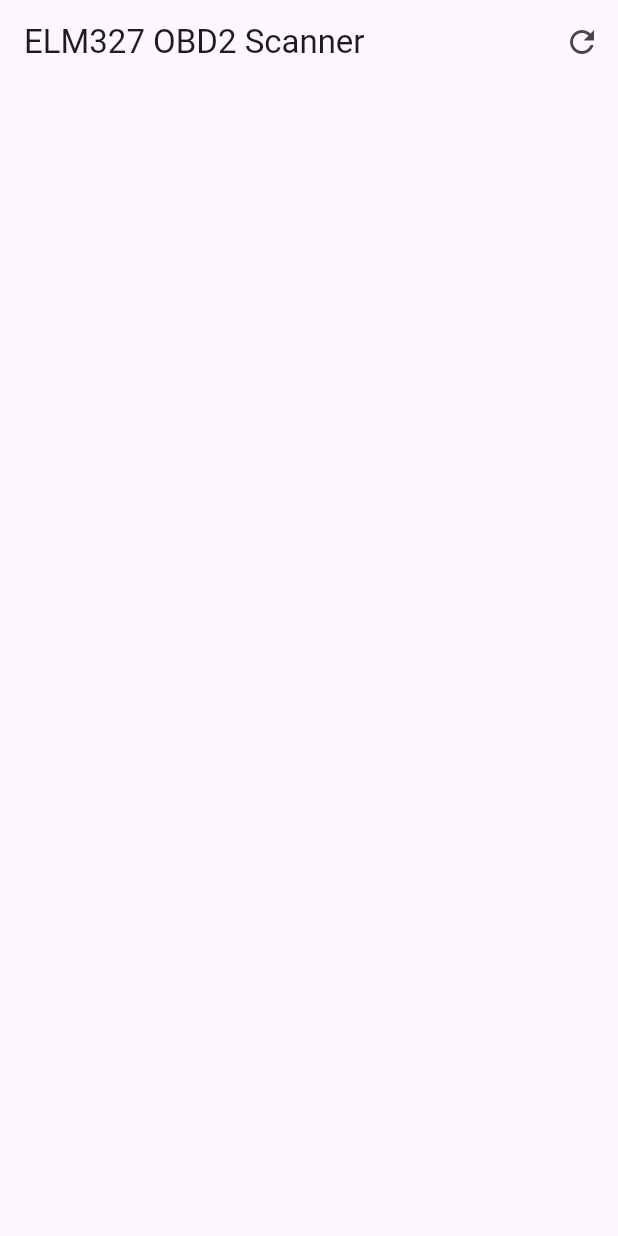
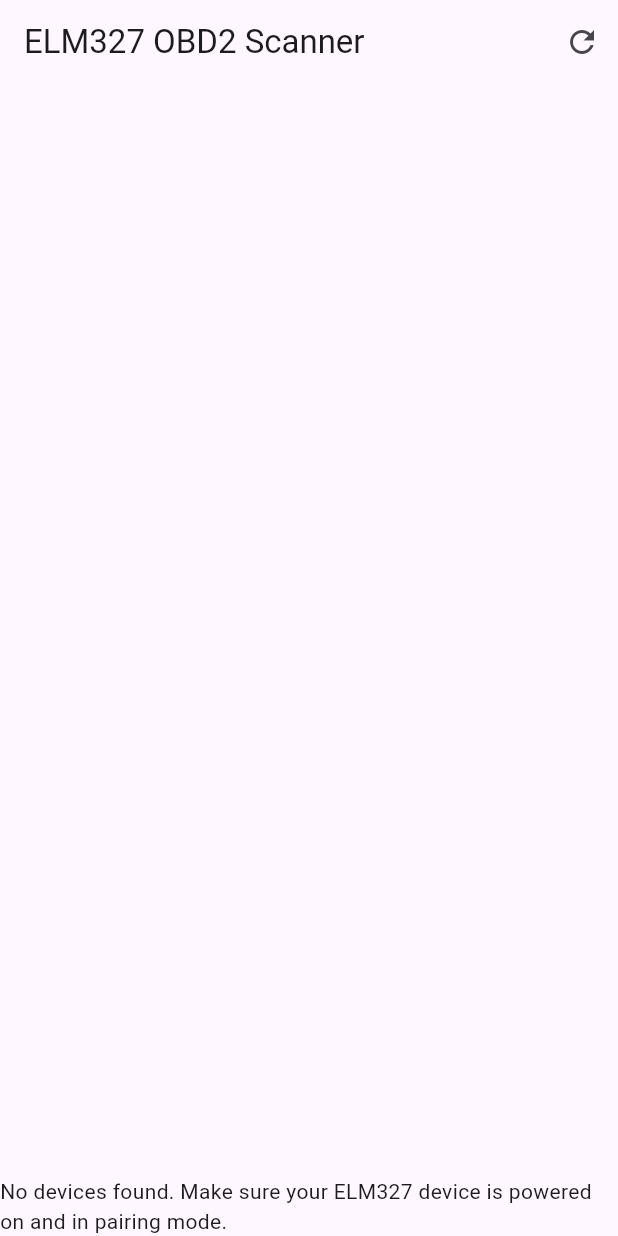
Before and after one commit to could-ai/019a2319-fa00-7466-81f4-41b0a451a5cd, a Flutter app: the screen it shows after launch, on a phone screen of 412 x 824 dp. Run offline on Flutter 3.47's test engine with Material 3 defaults, Android fonts, the phone set to English and light mode, and no system bars; our stand-ins replace flutter_blue_plus.

Commit message:
Added Bluetooth permissions to Info.plist for iOS, including NSBluetoothAlwaysUsageDescription and NSBluetoothPeripheralUsageDescription to allow the app to access Bluetooth for connecting to ELM327 devices. This resolves permission-related crashes that could cause a white screen.; Enhanced the app with proper error handling and Bluetooth state checking. Added _checkBluetoothState to monitor adapter state and display error messages if Bluetooth is off. Wrapped scan and connection operations in try-catch blocks to prevent crashes. Added an error UI that shows when Bluetooth is disabled or errors occur, preventing the white screen. Also added a retry button and improved user feedback for when no devices are found.

```diff
--- a/usr/lib/main.dart
+++ b/usr/lib/main.dart
@@ -41,6 +41,7 @@ class _MyHomePageState extends State<MyHomePage> {
   String _dtcData = "N/A";
   bool _isScanning = false;
   bool _isConnected = false;
+  String _errorMessage = "";
 
   // Server URL to send data to
   final String _serverUrl = "YOUR_SERVER_URL_HERE"; // TODO: Replace with your server URL
@@ -48,7 +49,7 @@ class _MyHomePageState extends State<MyHomePage> {
   @override
   void initState() {
     super.initState();
-    _startScan();
+    _checkBluetoothState();
   }
 
   @override
@@ -57,11 +58,28 @@ class _MyHomePageState extends State<MyHomePage> {
     super.dispose();
   }
 
+  void _checkBluetoothState() {
+    FlutterBluePlus.adapterState.listen((state) {
+      if (state == BluetoothAdapterState.on) {
+        setState(() {
+          _errorMessage = "";
+        });
+      } else {
+        setState(() {
+          _errorMessage = "Bluetooth is turned off. Please enable Bluetooth to use this app.";
+        });
+      }
+    });
+  }
+
   void _startScan() {
+    if (_errorMessage.isNotEmpty) return;
     setState(() {
       _isScanning = true;
       _scanResults = [];
+      _errorMessage = "";
     });
+    try {
       FlutterBluePlus.startScan(timeout: const Duration(seconds: 5));
       FlutterBluePlus.scanResults.listen((results) {
         setState(() {
@@ -76,13 +94,21 @@ class _MyHomePageState extends State<MyHomePage> {
           _isScanning = false;
         });
       });
+    } catch (e) {
+      setState(() {
+        _isScanning = false;
+        _errorMessage = "Error starting scan: $e";
+      });
+    }
   }
 
   Future<void> _connectToDevice(BluetoothDevice device) async {
+    try {
       await device.connect();
       setState(() {
         _connectedDevice = device;
         _isConnected = true;
+        _errorMessage = "";
       });
 
       List<BluetoothService> services = await device.discoverServices();
@@ -117,9 +143,15 @@ class _MyHomePageState extends State<MyHomePage> {
           _sendDataToServer("raw_response", response);
         });
       }
+    } catch (e) {
+      setState(() {
+        _errorMessage = "Error connecting to device: $e";
+      });
+    }
   }
 
   Future<void> _disconnectFromDevice() async {
+    try {
       if (_connectedDevice != null) {
         await _connectedDevice!.disconnect();
         setState(() {
@@ -127,14 +159,26 @@ class _MyHomePageState extends State<MyHomePage> {
           _isConnected = false;
           _realTimeData = "N/A";
           _dtcData = "N/A";
+          _errorMessage = "";
+        });
+      }
+    } catch (e) {
+      setState(() {
+        _errorMessage = "Error disconnecting: $e";
       });
     }
   }
 
   Future<void> _sendCommand(String command) async {
     if (_writeCharacteristic != null) {
+      try {
         List<int> bytes = utf8.encode('$command\r\n');
         await _writeCharacteristic!.write(bytes);
+      } catch (e) {
+        setState(() {
+          _errorMessage = "Error sending command: $e";
+        });
+      }
     }
   }
 
@@ -198,6 +242,26 @@ class _MyHomePageState extends State<MyHomePage> {
   }
 
   Widget _buildBody() {
+    if (_errorMessage.isNotEmpty) {
+      return Center(
+        child: Padding(
+          padding: const EdgeInsets.all(16.0),
+          child: Column(
+            mainAxisAlignment: MainAxisAlignment.center,
+            children: [
+              const Icon(Icons.error, size: 64, color: Colors.red),
+              const SizedBox(height: 16),
+              Text(_errorMessage, textAlign: TextAlign.center, style: const TextStyle(fontSize: 16)),
+              const SizedBox(height: 16),
+              ElevatedButton(
+                onPressed: _startScan,
+                child: const Text('Retry'),
+              ),
+            ],
+          ),
+        ),
+      );
+    }
     if (_isConnected) {
       return _buildConnectedView();
     } else {
@@ -222,6 +286,10 @@ class _MyHomePageState extends State<MyHomePage> {
             },
           ),
         ),
+        if (_scanResults.isEmpty && !_isScanning)
+          const Center(
+            child: Text("No devices found. Make sure your ELM327 device is powered on and in pairing mode."),
+          )
       ],
     );
   }
```
Also changed, not shown: 1 other file. Lines whose indentation alone changed are shown as unchanged.
